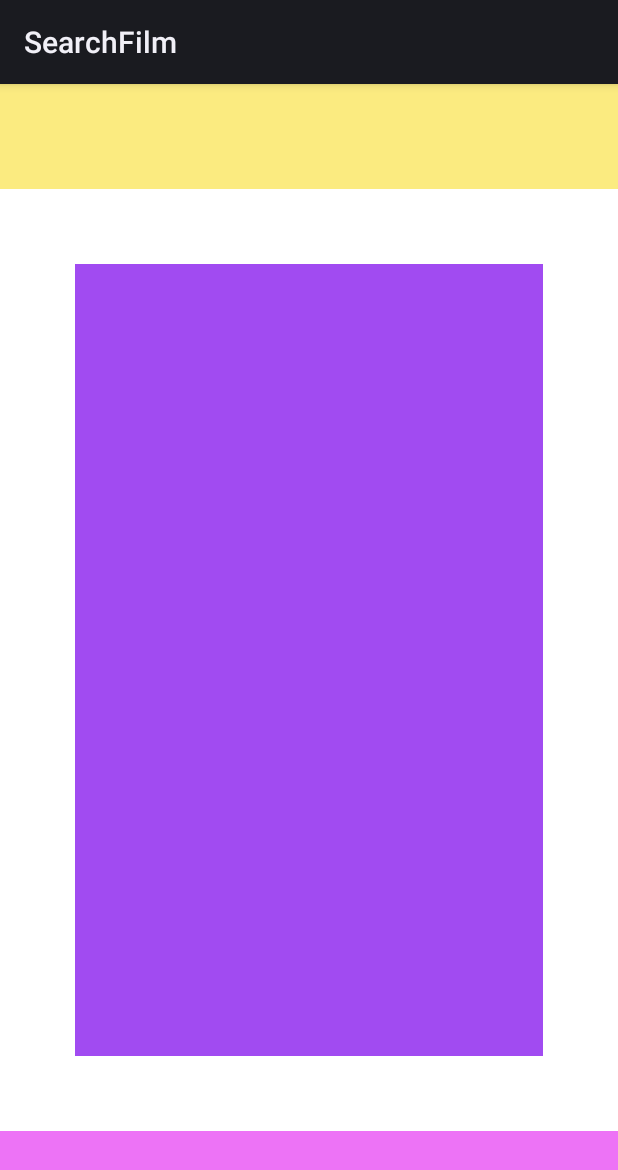
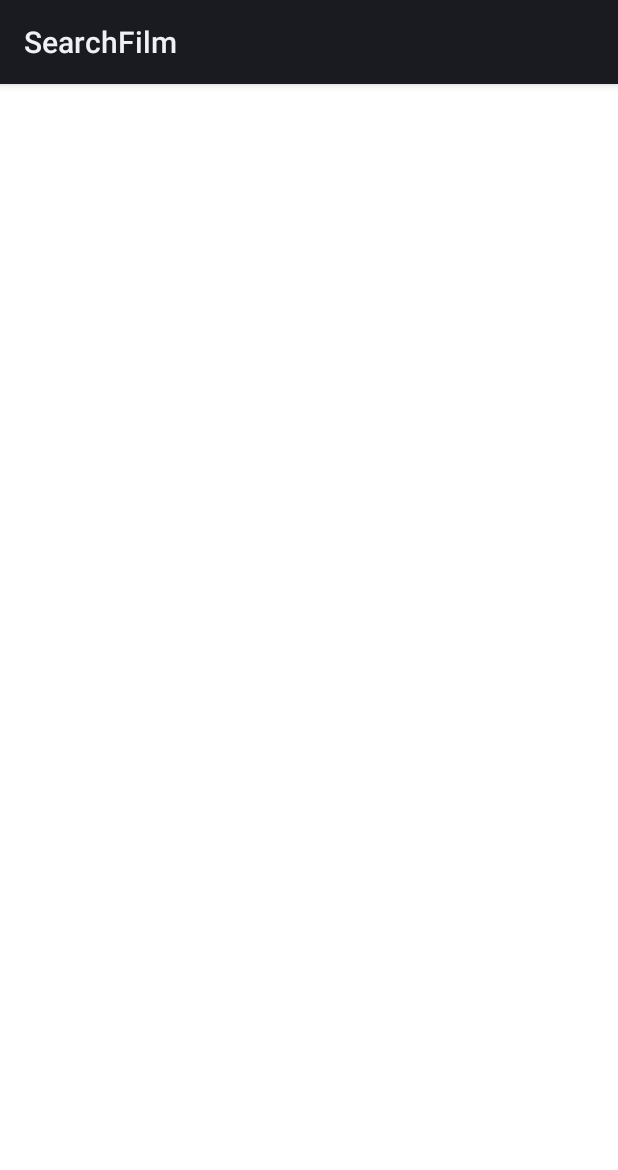
Before and after one commit to nssaakyan/FilmSearchApp, an Android app: the layout activity_main.xml on its own in the app's theme, with its tools: preview values and no code run, on a phone screen of 412 x 824 dp. Shown: the top 1170 px of the screen. Run offline under Robolectric (Android 15) with nearby library versions, the phone set to English and light mode, and no system bars.

Commit message:
Empty File

```diff
--- a/app/src/main/res/layout/activity_main.xml
+++ b/app/src/main/res/layout/activity_main.xml
@@ -7,35 +7,5 @@
     android:background="@color/White"
     tools:context=".MainActivity">
 
-    <LinearLayout
-        android:id="@+id/container"
-        android:layout_width="0dp"
-        android:layout_height="0dp"
-        android:background="#A14BF1"
-        android:orientation="vertical"
-        android:layout_margin="50dp"
-        app:layout_constraintTop_toBottomOf="@id/AppBar"
-        app:layout_constraintBottom_toTopOf="@id/TabBar"
-        app:layout_constraintStart_toStartOf="parent"
-        app:layout_constraintEnd_toEndOf="parent"
-        app:layout_constraintVertical_chainStyle="spread"/>
-
-    <FrameLayout
-        android:id="@+id/TabBar"
-        android:layout_width="match_parent"
-        android:layout_height="70dp"
-        android:background="#ED73F6"
-        app:layout_constraintBottom_toBottomOf="parent"
-        app:layout_constraintStart_toStartOf="parent"
-        app:layout_constraintEnd_toEndOf="parent" />
-
-    <FrameLayout
-        android:id="@+id/AppBar"
-        android:layout_width="match_parent"
-        android:layout_height="70dp"
-        android:background="#FBEB80"
-        app:layout_constraintEnd_toEndOf="parent"
-        app:layout_constraintStart_toStartOf="parent"
-        app:layout_constraintTop_toTopOf="parent" />
 
 </androidx.constraintlayout.widget.ConstraintLayout>
```
